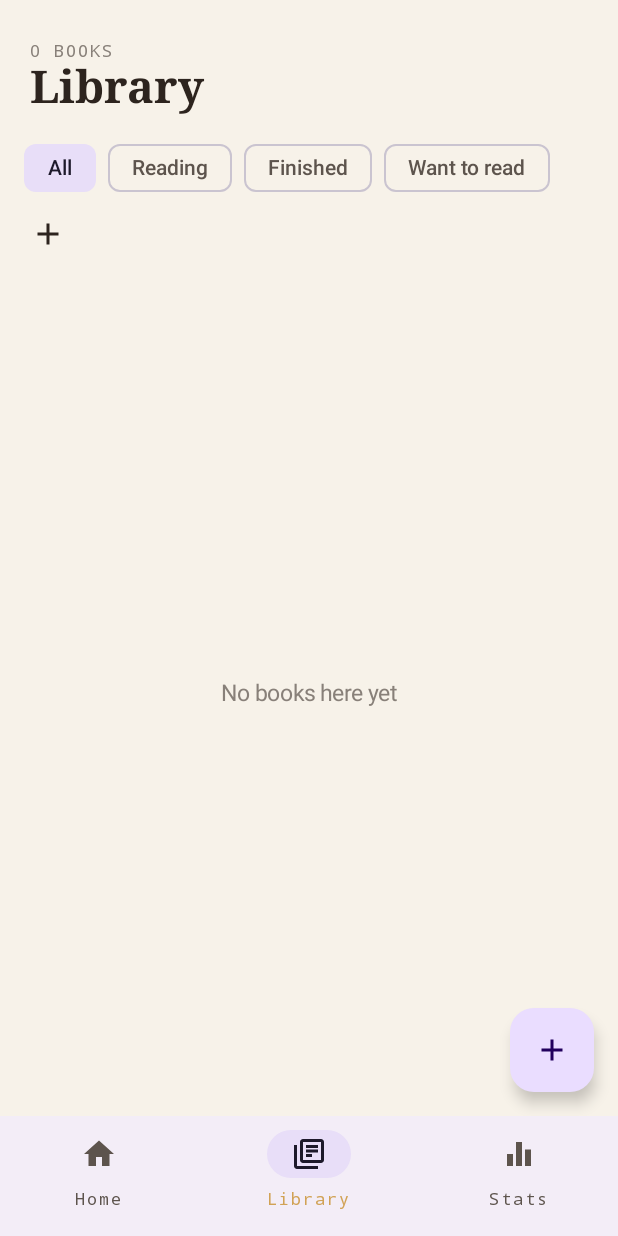
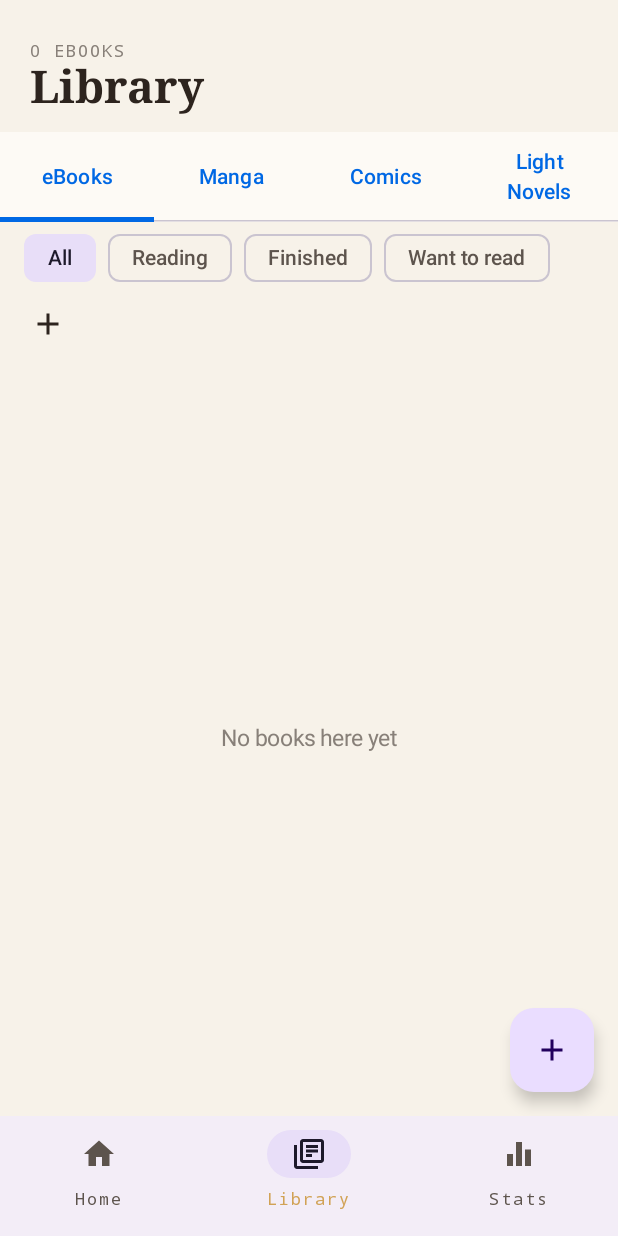
Before and after one commit to jrdtade/book-app, an Android app built with Jetpack Compose: the LibraryScreen screen opened through its navigation route, item 2 of the bottom bar chosen, on a phone screen of 412 x 824 dp. Run offline under Robolectric (Android 15) with nearby library versions, the phone set to English and light mode, and no system bars; our stand-ins replace Room's generated code.

Commit message:
Segregate Library UI by MediaType (Phase 5)
Adds eBooks/Manga/Comics/Light Novels tabs to the Library screen, each
backed by its own BookDao.observeByType Room flow rather than a
client-side filter over the full library. Also lets a comic/manga
import be recategorized after the fact, since the importer can't tell
the two apart from the archive alone.

Co-Authored-By: Claude Sonnet 4.6 <noreply@anthropic.com>
Claude-Session: https://claude.ai/code/session_017yVYHPVhHqviWy2dQNeRNj

```diff
--- a/app/src/main/java/com/folio/reader/ui/screens/LibraryScreen.kt
+++ b/app/src/main/java/com/folio/reader/ui/screens/LibraryScreen.kt
@@ -32,6 +32,8 @@ import androidx.compose.material3.IconButton
 import androidx.compose.material3.MaterialTheme
 import androidx.compose.material3.OutlinedTextField
 import androidx.compose.material3.Scaffold
+import androidx.compose.material3.Tab
+import androidx.compose.material3.TabRow
 import androidx.compose.material3.Text
 import androidx.compose.material3.TextButton
 import androidx.compose.runtime.Composable
@@ -58,13 +60,22 @@ import com.folio.reader.ui.theme.Ink3
 
 private enum class LibFilter(val label: String) { ALL("All"), READING("Reading"), FINISHED("Finished"), WANT("Want to read") }
 
+/** Top-level Library categories, each backed by its own MediaType-filtered Room flow. */
+private enum class LibCategory(val mediaType: MediaType, val label: String) {
+    EBOOKS(MediaType.EPUB, "eBooks"),
+    MANGA(MediaType.MANGA, "Manga"),
+    COMICS(MediaType.COMIC, "Comics"),
+    LIGHT_NOVELS(MediaType.LIGHT_NOVEL, "Light Novels"),
+}
+
 @Composable
 fun LibraryScreen(openBook: (String) -> Unit) {
     val vm: com.folio.reader.ui.LibraryViewModel = folioViewModel()
-    val books by vm.books.collectAsState()
+    var category by remember { mutableStateOf(LibCategory.EBOOKS) }
+    val books by remember(category) { vm.observeByType(category.mediaType) }.collectAsState(initial = emptyList())
     val collections by vm.collections.collectAsState()
     var filter by remember { mutableStateOf(LibFilter.ALL) }
-    var selectedGenre by remember { mutableStateOf<String?>(null) }
+    var selectedGenre by remember(category) { mutableStateOf<String?>(null) }
     var selectedShelf by remember { mutableStateOf<Shelf?>(null) }
     var showNewShelfDialog by remember { mutableStateOf(false) }
     var bookToDelete by remember { mutableStateOf<Book?>(null) }
@@ -73,7 +84,7 @@ fun LibraryScreen(openBook: (String) -> Unit) {
         uri?.let {
             val name = queryDisplayName(context, it)
             when (name?.substringAfterLast('.', "")?.lowercase()) {
-                // Both archive formats default to COMIC; Phase 5's library UI lets these be recategorized as Manga.
+                // Both archive formats default to COMIC; long-press a book to recategorize it as Manga.
                 "cbz", "cbr" -> vm.importComic(it, name, MediaType.COMIC)
                 else -> vm.importEpub(it)
             }
@@ -93,7 +104,18 @@ fun LibraryScreen(openBook: (String) -> Unit) {
         AlertDialog(
             onDismissRequest = { bookToDelete = null },
             title = { Text("Remove \"${b.title}\"?") },
-            text = { Text("This removes the book and its downloaded contents from your library. This can't be undone.") },
+            text = {
+                Column {
+                    Text("This removes the book and its downloaded contents from your library. This can't be undone.")
+                    if (b.mediaType == MediaType.COMIC || b.mediaType == MediaType.MANGA) {
+                        val other = if (b.mediaType == MediaType.MANGA) MediaType.COMIC else MediaType.MANGA
+                        Spacer(Modifier.height(12.dp))
+                        TextButton(onClick = { vm.recategorize(b, other); bookToDelete = null }) {
+                            Text("Move to ${if (other == MediaType.MANGA) "Manga" else "Comics"} instead")
+                        }
+                    }
+                }
+            },
             confirmButton = {
                 TextButton(onClick = { vm.deleteBook(b); bookToDelete = null }) { Text("Remove") }
             },
@@ -119,8 +141,17 @@ fun LibraryScreen(openBook: (String) -> Unit) {
     ) { padding ->
         Column(Modifier.fillMaxSize().padding(padding)) {
             Column(Modifier.padding(20.dp, 28.dp, 20.dp, 12.dp)) {
-                Text("${books.size} BOOKS", color = Ink3, style = MaterialTheme.typography.labelMedium)
+                Text("${books.size} ${category.label.uppercase()}", color = Ink3, style = MaterialTheme.typography.labelMedium)
                 Text("Library", style = MaterialTheme.typography.headlineLarge)
+            }
+            TabRow(selectedTabIndex = category.ordinal) {
+                LibCategory.entries.forEach { c ->
+                    Tab(
+                        selected = category == c,
+                        onClick = { category = c },
+                        text = { Text(c.label) },
+                    )
+                }
             }
             LazyRow(
                 Modifier.fillMaxWidth(),
```
Also changed, not shown: app/src/main/java/com/folio/reader/ui/LibraryViewModel.kt (+25 -0 lines).
